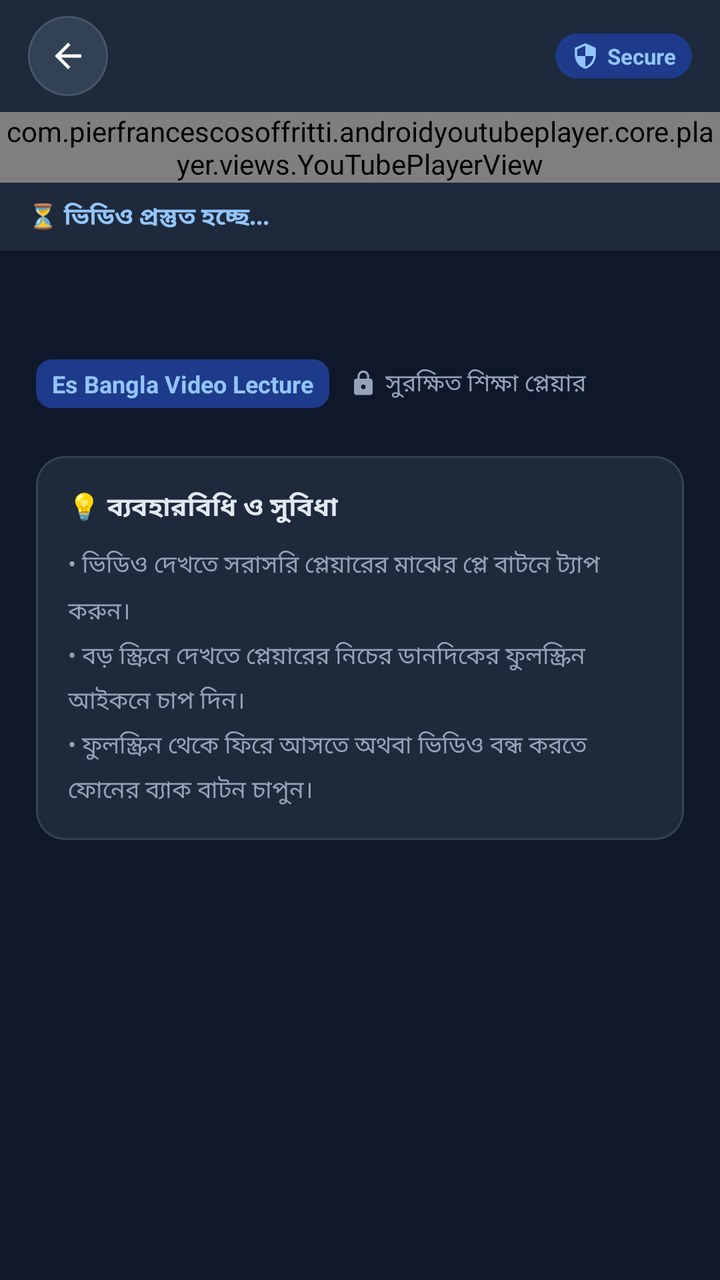
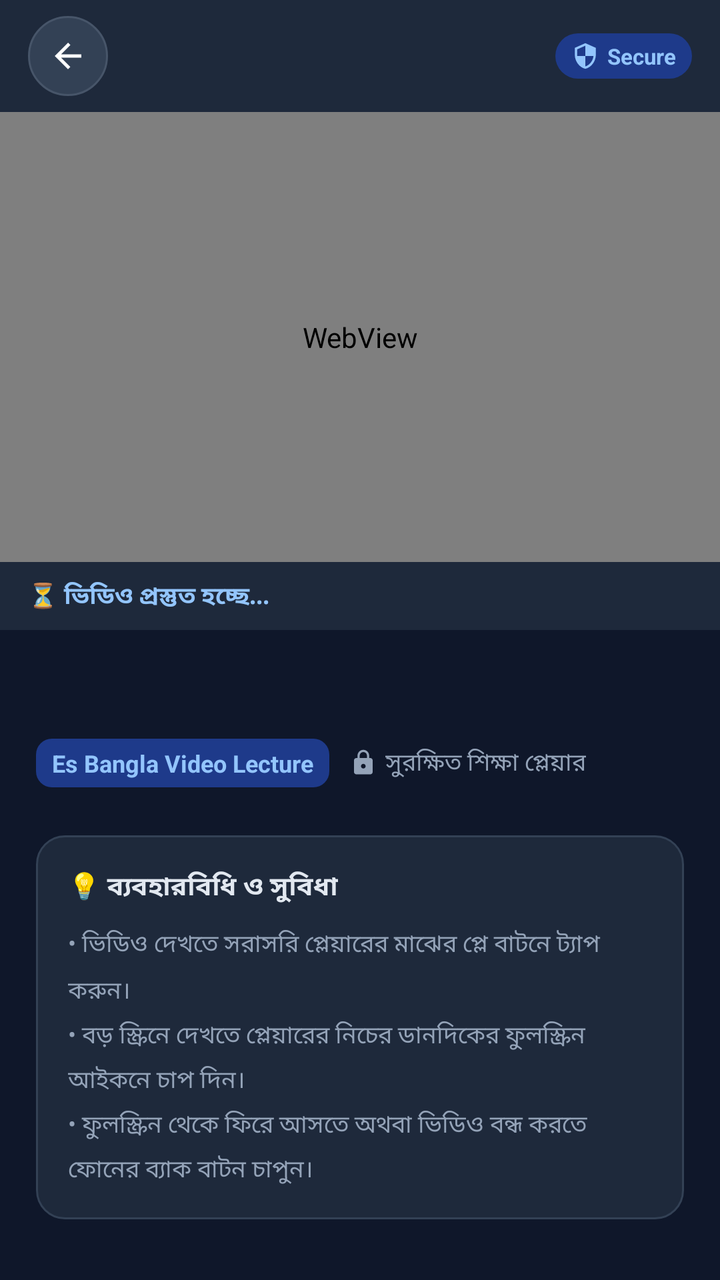

Before-and-after screenshots of an Android layout around one commit, followed by the original layout XML and the change that was made.
<!-- AndroidManifest.xml: activity theme PlayerTheme -->
<!-- res/layout/activity_native_video_player.xml -->
<?xml version="1.0" encoding="utf-8"?>
<FrameLayout xmlns:android="http://schemas.android.com/apk/res/android"
    xmlns:app="http://schemas.android.com/apk/res-auto"
    android:id="@+id/rootContainer"
    android:layout_width="match_parent"
    android:layout_height="match_parent"
    android:background="#0F172A">

    
    <LinearLayout
        android:id="@+id/normalLayout"
        android:layout_width="match_parent"
        android:layout_height="match_parent"
        android:orientation="vertical">

        
        <LinearLayout
            android:id="@+id/headerLayout"
            android:layout_width="match_parent"
            android:layout_height="56dp"
            android:background="#1E293B"
            android:gravity="center_vertical"
            android:orientation="horizontal"
            android:paddingStart="14dp"
            android:paddingEnd="14dp">

            
            <FrameLayout
                android:id="@+id/btnBack"
                android:layout_width="40dp"
                android:layout_height="40dp"
                android:background="@drawable/bg_back_button"
                android:clickable="true"
                android:focusable="true">

                <ImageView
                    android:layout_width="20dp"
                    android:layout_height="20dp"
                    android:layout_gravity="center"
                    android:src="@drawable/ic_arrow_back"
                    android:contentDescription="Back" />
            </FrameLayout>

            
            <TextView
                android:id="@+id/tvHeaderTitle"
                android:layout_width="0dp"
                android:layout_height="wrap_content"
                android:layout_weight="1"
                android:layout_marginStart="14dp"
                android:layout_marginEnd="10dp"
                android:ellipsize="end"
                android:maxLines="1"
                android:textColor="#FFFFFF"
                android:textSize="16sp"
                android:textStyle="bold" />

            
            <LinearLayout
                android:layout_width="wrap_content"
                android:layout_height="wrap_content"
                android:background="@drawable/bg_secure_badge"
                android:gravity="center_vertical"
                android:orientation="horizontal"
                android:paddingStart="8dp"
                android:paddingTop="4dp"
                android:paddingEnd="8dp"
                android:paddingBottom="4dp">

                <ImageView
                    android:layout_width="14dp"
                    android:layout_height="14dp"
                    android:src="@drawable/ic_shield"
                    android:contentDescription="Secure" />

                <TextView
                    android:layout_width="wrap_content"
                    android:layout_height="wrap_content"
                    android:layout_marginStart="4dp"
                    android:text="Secure"
                    android:textColor="#93C5FD"
                    android:textSize="11sp"
                    android:textStyle="bold" />
            </LinearLayout>
        </LinearLayout>

        
        <com.pierfrancescosoffritti.androidyoutubeplayer.core.player.views.YouTubePlayerView
            android:id="@+id/youtubePlayerView"
            android:layout_width="match_parent"
            android:layout_height="wrap_content"
            app:enableAutomaticInitialization="false" />

        
        <LinearLayout
            android:id="@+id/statusContainer"
            android:layout_width="match_parent"
            android:layout_height="wrap_content"
            android:background="#1E293B"
            android:orientation="horizontal"
            android:paddingStart="14dp"
            android:paddingTop="8dp"
            android:paddingEnd="14dp"
            android:paddingBottom="8dp"
            android:gravity="center_vertical">

            <TextView
                android:id="@+id/tvPlayerStatus"
                android:layout_width="match_parent"
                android:layout_height="wrap_content"
                android:text="⏳ ভিডিও প্রস্তুত হচ্ছে..."
                android:textColor="#93C5FD"
                android:textSize="12sp"
                android:textStyle="bold" />
        </LinearLayout>

        
        <ScrollView
            android:id="@+id/contentScrollView"
            android:layout_width="match_parent"
            android:layout_height="0dp"
            android:layout_weight="1"
            android:fillViewport="true">

            <LinearLayout
                android:layout_width="match_parent"
                android:layout_height="wrap_content"
                android:orientation="vertical"
                android:padding="18dp">

                
                <TextView
                    android:id="@+id/tvVideoTitle"
                    android:layout_width="match_parent"
                    android:layout_height="wrap_content"
                    android:lineSpacingMultiplier="1.25"
                    android:textColor="#FFFFFF"
                    android:textSize="18sp"
                    android:textStyle="bold" />

                
                <LinearLayout
                    android:layout_width="match_parent"
                    android:layout_height="wrap_content"
                    android:layout_marginTop="12dp"
                    android:gravity="center_vertical"
                    android:orientation="horizontal">

                    <TextView
                        android:layout_width="wrap_content"
                        android:layout_height="wrap_content"
                        android:background="@drawable/bg_lecture_badge"
                        android:paddingStart="8dp"
                        android:paddingTop="4dp"
                        android:paddingEnd="8dp"
                        android:paddingBottom="4dp"
                        android:text="Es Bangla Video Lecture"
                        android:textColor="#93C5FD"
                        android:textSize="12sp"
                        android:textStyle="bold" />

                    <ImageView
                        android:layout_width="14dp"
                        android:layout_height="14dp"
                        android:layout_marginStart="10dp"
                        android:src="@drawable/ic_lock"
                        android:contentDescription="Protected" />

                    <TextView
                        android:layout_width="wrap_content"
                        android:layout_height="wrap_content"
                        android:layout_marginStart="4dp"
                        android:text="সুরক্ষিত শিক্ষা প্লেয়ার"
                        android:textColor="#94A3B8"
                        android:textSize="12sp" />
                </LinearLayout>

                
                <LinearLayout
                    android:layout_width="match_parent"
                    android:layout_height="wrap_content"
                    android:layout_marginTop="24dp"
                    android:background="@drawable/bg_info_card"
                    android:orientation="vertical"
                    android:padding="16dp">

                    <TextView
                        android:layout_width="wrap_content"
                        android:layout_height="wrap_content"
                        android:text="💡 ব্যবহারবিধি ও সুবিধা"
                        android:textColor="#E2E8F0"
                        android:textSize="13sp"
                        android:textStyle="bold" />

                    <TextView
                        android:layout_width="match_parent"
                        android:layout_height="wrap_content"
                        android:layout_marginTop="10dp"
                        android:lineSpacingMultiplier="1.4"
                        android:text="• ভিডিও দেখতে সরাসরি প্লেয়ারের মাঝের প্লে বাটনে ট্যাপ করুন।\n• বড় স্ক্রিনে দেখতে প্লেয়ারের নিচের ডানদিকের ফুলস্ক্রিন আইকনে চাপ দিন।\n• ফুলস্ক্রিন থেকে ফিরে আসতে অথবা ভিডিও বন্ধ করতে ফোনের ব্যাক বাটন চাপুন।"
                        android:textColor="#94A3B8"
                        android:textSize="12sp" />
                </LinearLayout>
            </LinearLayout>
        </ScrollView>
    </LinearLayout>

    
    <FrameLayout
        android:id="@+id/fullscreenContainer"
        android:layout_width="match_parent"
        android:layout_height="match_parent"
        android:visibility="gone" />

</FrameLayout>
<!-- resources referenced by this layout -->
<resources>
  <!-- drawable bg_back_button (drawable) -->
  <shape xmlns:android="http://schemas.android.com/apk/res/android"
      android:shape="oval">
      <solid android:color="#334155"/>
      <stroke android:width="1dp" android:color="#475569"/>
  </shape>
  <!-- drawable bg_info_card (drawable) -->
  <shape xmlns:android="http://schemas.android.com/apk/res/android"
      android:shape="rectangle">
      <solid android:color="#1E293B"/>
      <stroke android:width="1dp" android:color="#334155"/>
      <corners android:radius="14dp"/>
  </shape>
  <!-- drawable bg_lecture_badge (drawable) -->
  <shape xmlns:android="http://schemas.android.com/apk/res/android"
      android:shape="rectangle">
      <solid android:color="#1E3A8A"/>
      <corners android:radius="8dp"/>
  </shape>
  <!-- drawable bg_secure_badge (drawable) -->
  <shape xmlns:android="http://schemas.android.com/apk/res/android"
      android:shape="rectangle">
      <solid android:color="#1E3A8A"/>
      <corners android:radius="12dp"/>
  </shape>
  <!-- drawable ic_arrow_back (drawable) -->
  <vector xmlns:android="http://schemas.android.com/apk/res/android"
      android:width="24dp"
      android:height="24dp"
      android:viewportWidth="24"
      android:viewportHeight="24">
      <path
          android:fillColor="#FFFFFFFF"
          android:pathData="M20,11H7.83l5.59,-5.59L12,4l-8,8 8,8 1.41,-1.41L7.83,13H20v-2z"/>
  </vector>
  <!-- drawable ic_lock (drawable) -->
  <vector xmlns:android="http://schemas.android.com/apk/res/android"
      android:width="16dp"
      android:height="16dp"
      android:viewportWidth="24"
      android:viewportHeight="24">
      <path
          android:fillColor="#FF94A3B8"
          android:pathData="M18,8h-1V6c0,-2.76 -2.24,-5 -5,-5S7,3.24 7,6v2H6c-1.1,0 -2,0.9 -2,2v10c0,1.1 0.9,2 2,2h12c1.1,0 2,-0.9 2,-2V10c0,-1.1 -0.9,-2 -2,-2zm-6,9c-1.1,0 -2,-0.9 -2,-2s0.9,-2 2,-2 2,0.9 2,2 -0.9,2 -2,2zm3.1,-9H8.9V6c0,-1.71 1.39,-3.1 3.1,-3.1 1.71,0 3.1,1.39 3.1,3.1v2z"/>
  </vector>
  <!-- drawable ic_shield (drawable) -->
  <vector xmlns:android="http://schemas.android.com/apk/res/android"
      android:width="16dp"
      android:height="16dp"
      android:viewportWidth="24"
      android:viewportHeight="24">
      <path
          android:fillColor="#FF93C5FD"
          android:pathData="M12,1L3,5v6c0,5.55 3.84,10.74 9,12 5.16,-1.26 9,-6.45 9,-12V5l-9,-4zm0,10.99h7c-0.53,4.12 -3.28,7.79 -7,8.94V12H5V6.3l7,-3.11v8.8z"/>
  </vector>
  <style name="PlayerTheme" parent="Theme.AppCompat.DayNight.NoActionBar">
          <item name="android:windowBackground">#0F172A</item>
          <item name="android:statusBarColor">#1E293B</item>
      </style>
</resources>

<!-- the commit's change to res/layout/activity_native_video_player.xml (unified diff, before → after) -->
@@ -85,11 +85,24 @@
         </LinearLayout>
 
         
-        <com.pierfrancescosoffritti.androidyoutubeplayer.core.player.views.YouTubePlayerView
-            android:id="@+id/youtubePlayerView"
-            android:layout_width="match_parent"
-            android:layout_height="wrap_content"
-            app:enableAutomaticInitialization="false" />
+        <FrameLayout
+            android:id="@+id/playerContainer"
+            android:layout_width="match_parent"
+            android:layout_height="225dp"
+            android:background="#000000">
+
+            <WebView
+                android:id="@+id/videoWebView"
+                android:layout_width="match_parent"
+                android:layout_height="match_parent" />
+
+            <ProgressBar
+                android:id="@+id/playerLoading"
+                android:layout_width="48dp"
+                android:layout_height="48dp"
+                android:layout_gravity="center"
+                android:indeterminateTint="#3B82F6" />
+        </FrameLayout>
 
         
         <LinearLayout
